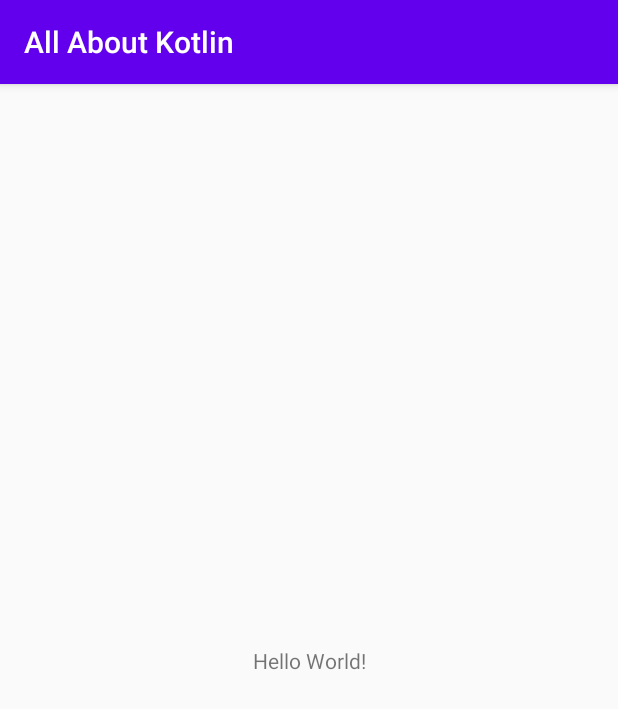
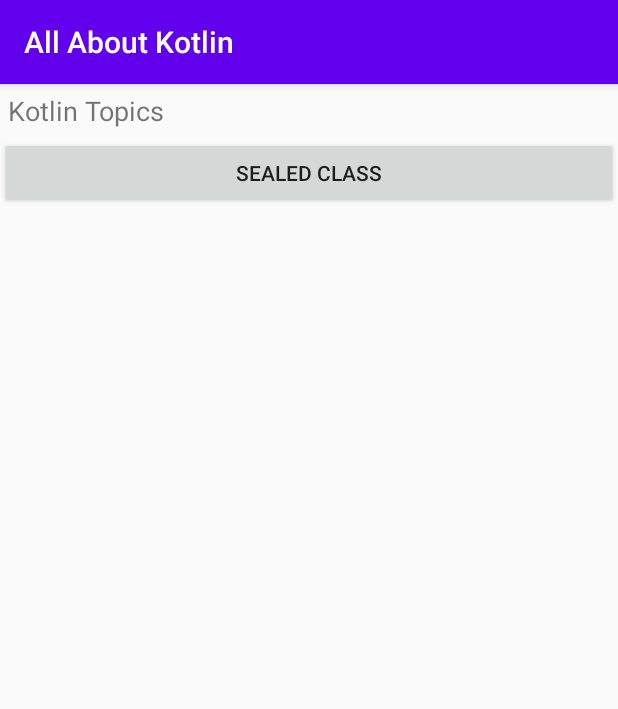
Before and after one commit to RamiDebs/Android-Kotlin-All-in-One, an Android app: the screen it shows after launch (MainActivity), on a phone screen of 412 x 824 dp. Shown: the top 709 px of the screen. Run offline under Robolectric (Android 15) with nearby library versions, the phone set to English and light mode, and no system bars.

Commit message:
New: Sealed Class
Math Operation using Sealed class

```diff
--- a/app/src/main/AndroidManifest.xml
+++ b/app/src/main/AndroidManifest.xml
@@ -9,6 +9,7 @@
         android:roundIcon="@mipmap/ic_launcher_round"
         android:supportsRtl="true"
         android:theme="@style/AppTheme">
+        <activity android:name="Sealed.SealedActivity"></activity>
         <activity android:name=".MainActivity">
             <intent-filter>
                 <action android:name="android.intent.action.MAIN" />
--- a/app/src/main/java/com/example/allaboutkotlin/MainActivity.kt
+++ b/app/src/main/java/com/example/allaboutkotlin/MainActivity.kt
@@ -1,7 +1,10 @@
 package com.example.allaboutkotlin
 
+import Sealed.SealedActivity
+import android.content.Intent
 import androidx.appcompat.app.AppCompatActivity
 import android.os.Bundle
+import android.view.View
 
 class MainActivity : AppCompatActivity() {
 
@@ -9,4 +12,8 @@ class MainActivity : AppCompatActivity() {
     super.onCreate(savedInstanceState)
     setContentView(R.layout.activity_main)
   }
+  fun sealedClassOnclick(view : View){
+    startActivity(Intent (this, SealedActivity::class.java))
+
+  }
 }
--- a/app/src/main/res/layout/activity_main.xml
+++ b/app/src/main/res/layout/activity_main.xml
@@ -1,18 +1,24 @@
 <?xml version="1.0" encoding="utf-8"?>
-<androidx.constraintlayout.widget.ConstraintLayout xmlns:android="http://schemas.android.com/apk/res/android"
+<LinearLayout xmlns:android="http://schemas.android.com/apk/res/android"
     xmlns:app="http://schemas.android.com/apk/res-auto"
     xmlns:tools="http://schemas.android.com/tools"
     android:layout_width="match_parent"
     android:layout_height="match_parent"
-    tools:context=".MainActivity">
+    android:orientation="vertical"
+    tools:context=".MainActivity" >
 
     <TextView
-        android:layout_width="wrap_content"
+        android:id="@+id/textView"
+        android:layout_width="match_parent"
         android:layout_height="wrap_content"
-        android:text="Hello World!"
-        app:layout_constraintBottom_toBottomOf="parent"
-        app:layout_constraintLeft_toLeftOf="parent"
-        app:layout_constraintRight_toRightOf="parent"
-        app:layout_constraintTop_toTopOf="parent" />
+        android:layout_margin="5dp"
+        android:text="Kotlin Topics"
+        android:textSize="18sp" />
 
-</androidx.constraintlayout.widget.ConstraintLayout>
+    <Button
+        android:id="@+id/button"
+        android:layout_width="match_parent"
+        android:layout_height="wrap_content"
+        android:onClick="sealedClassOnclick"
+        android:text="Sealed Class" />
+</LinearLayout>
```
Also changed, not shown: app/src/main/java/Sealed/Operation.kt (added, +11 -0 lines), app/src/main/java/Sealed/SealedActivity.kt (added, +58 -0 lines), app/src/main/res/layout/activity_sealed.xml (added, +96 -0 lines).
